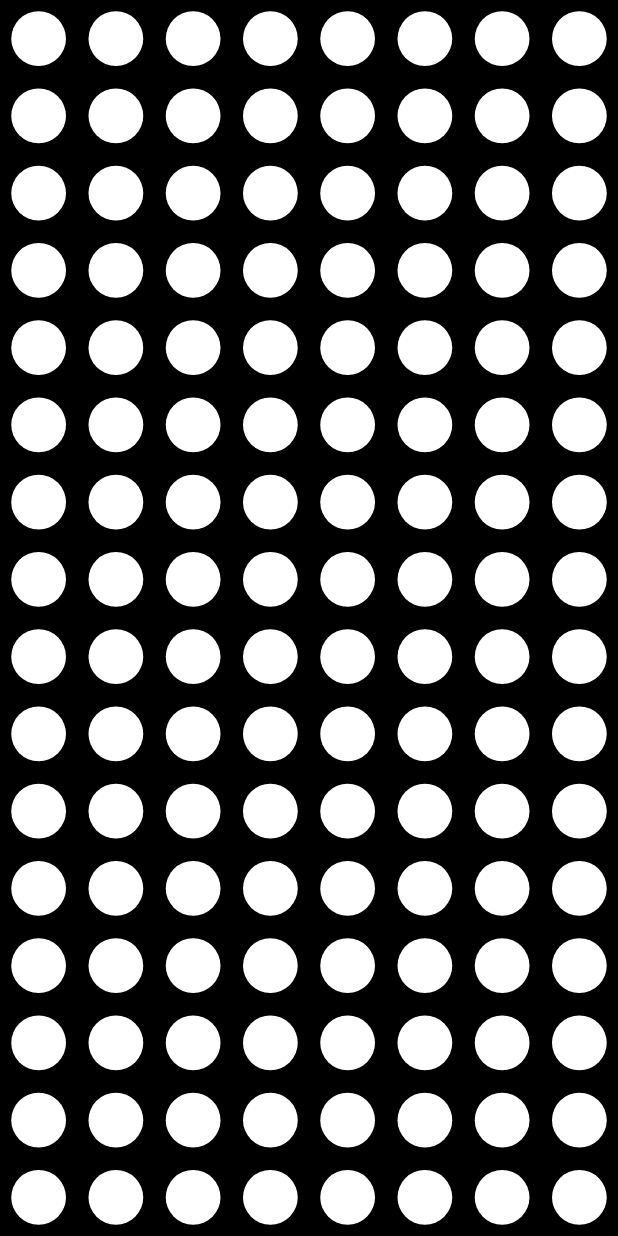
After one commit to moustaphachadly/wasa, a Flutter app: the Circles screen opened directly, on a phone screen of 412 x 824 dp. The commit adds this screen. Run offline on Flutter 3.47's test engine with Material 2 defaults, Android fonts, the phone set to English and light mode, and no system bars; our stand-ins replace audioplayers, wave; missing offline and left inert: sound_generator.

Commit message:
Add new game: circles (#2)
* Added game: circles with sound

* Add circles game entry

Co-authored-by: M. Chadly <mcm.chadly@popina.com>

```diff
--- /dev/null
+++ b/lib/games/circles.dart
@@ -0,0 +1,139 @@
+/// Inspired by High Contrast Shapes and Animations by Hey Bear Sensory.
+/// https://www.youtube.com/watch?v=Jv_iVQdkuuM
+
+import 'package:flutter/material.dart';
+import 'package:flutter/rendering.dart';
+import 'package:sound_generator/sound_generator.dart';
+
+const int columnsNumber = 8;
+const double spacing = 15.0;
+
+class Circles extends StatefulWidget {
+  const Circles({Key? key}) : super(key: key);
+
+  @override
+  State<Circles> createState() => _CirclesState();
+}
+
+class _CirclesState extends State<Circles> {
+  final key = GlobalKey();
+  int? _selectingIndex;
+  int sampleRate = 96000;
+
+  @override
+  void initState() {
+    super.initState();
+    SoundGenerator.init(sampleRate);
+  }
+
+  @override
+  void dispose() {
+    super.dispose();
+    SoundGenerator.release();
+  }
+
+  _detectTapedItem(PointerEvent event) {
+    final RenderBox box = key.currentContext!.findRenderObject() as RenderBox;
+    final result = BoxHitTestResult();
+    Offset local = box.globalToLocal(event.position);
+    if (box.hitTest(result, position: local)) {
+      for (final hit in result.path) {
+        /// temporary variable so that the [is] allows access of [index]
+        final target = hit.target;
+        if (target is _Circle && target.index != _selectingIndex) {
+          _selectIndex(target.index);
+        }
+      }
+    }
+  }
+
+  _selectIndex(int index) {
+    _play(index);
+    setState(() {
+      _selectingIndex = index;
+    });
+  }
+
+  void _clearSelection(PointerUpEvent event) {
+    setState(() {
+      _selectingIndex = null;
+    });
+  }
+
+  void _play(int index) {
+    SoundGenerator.stop();
+    SoundGenerator.setFrequency(20 + index * 100);
+    SoundGenerator.play();
+
+    Future.delayed(const Duration(milliseconds: 200), () {
+      SoundGenerator.stop();
+    });
+  }
+
+  @override
+  Widget build(BuildContext context) {
+    final size = MediaQuery.of(context).size;
+    final columnSize = size.width / columnsNumber;
+    final rowsNumber = (size.height / columnSize).floor();
+
+    return Listener(
+      onPointerDown: _detectTapedItem,
+      onPointerMove: _detectTapedItem,
+      onPointerUp: _clearSelection,
+      child: Scaffold(
+        backgroundColor: Colors.black,
+        body: Center(
+          child: GridView.builder(
+            key: key,
+            itemCount: columnsNumber * rowsNumber,
+            shrinkWrap: true,
+            physics: const NeverScrollableScrollPhysics(),
+            padding: const EdgeInsets.all(spacing / 2),
+            gridDelegate: const SliverGridDelegateWithFixedCrossAxisCount(
+              crossAxisCount: columnsNumber,
+              childAspectRatio: 1.0,
+              crossAxisSpacing: spacing,
+              mainAxisSpacing: spacing,
+            ),
+            itemBuilder: (context, index) {
+              return Circle(
+                index: index,
+                child: AnimatedScale(
+                  duration: const Duration(milliseconds: 200),
+                  scale: _selectingIndex == index ? 0.5 : 1,
+                  child: Container(
+                    decoration: const BoxDecoration(
+                      color: Colors.white,
+                      shape: BoxShape.circle,
+                    ),
+                  ),
+                ),
+              );
+            },
+          ),
+        ),
+      ),
+    );
+  }
+}
+
+class Circle extends SingleChildRenderObjectWidget {
+  final int index;
+
+  const Circle({required Widget child, required this.index, Key? key})
+      : super(child: child, key: key);
+
+  @override
+  _Circle createRenderObject(BuildContext context) {
+    return _Circle()..index = index;
+  }
+
+  @override
+  void updateRenderObject(BuildContext context, _Circle renderObject) {
+    renderObject..index = index;
+  }
+}
+
+class _Circle extends RenderProxyBox {
+  late int index;
+}
--- a/lib/main.dart
+++ b/lib/main.dart
@@ -1,6 +1,7 @@
 import 'package:flutter/material.dart';
 
 import 'background_view.dart';
+import 'games/circles.dart';
 import 'games/piano.dart';
 import 'horizontal_list/horizontal_list.dart';
 import 'models/game_entry.dart';
@@ -26,6 +27,7 @@ class MyApp extends StatelessWidget {
             const BackgroundView(),
             HorizontalList(gameEntries: [
               GameEntry(Image.asset('assets/images/games/piano.png',), Piano()),
+              GameEntry(Image.asset('assets/images/games/circles.png',), Circles()),
             ],),
           ],
         ),
--- a/pubspec.yaml
+++ b/pubspec.yaml
@@ -13,6 +13,7 @@ dependencies:
 #  just_audio: ^0.9.28
   collection: ^1.16.0
   audioplayers: ^1.0.1
+  sound_generator: ^0.0.9
 
 dev_dependencies:
   flutter_test:
```
Also changed, not shown: assets/images/games/circles.png (added), pubspec.lock, 2 other files.
